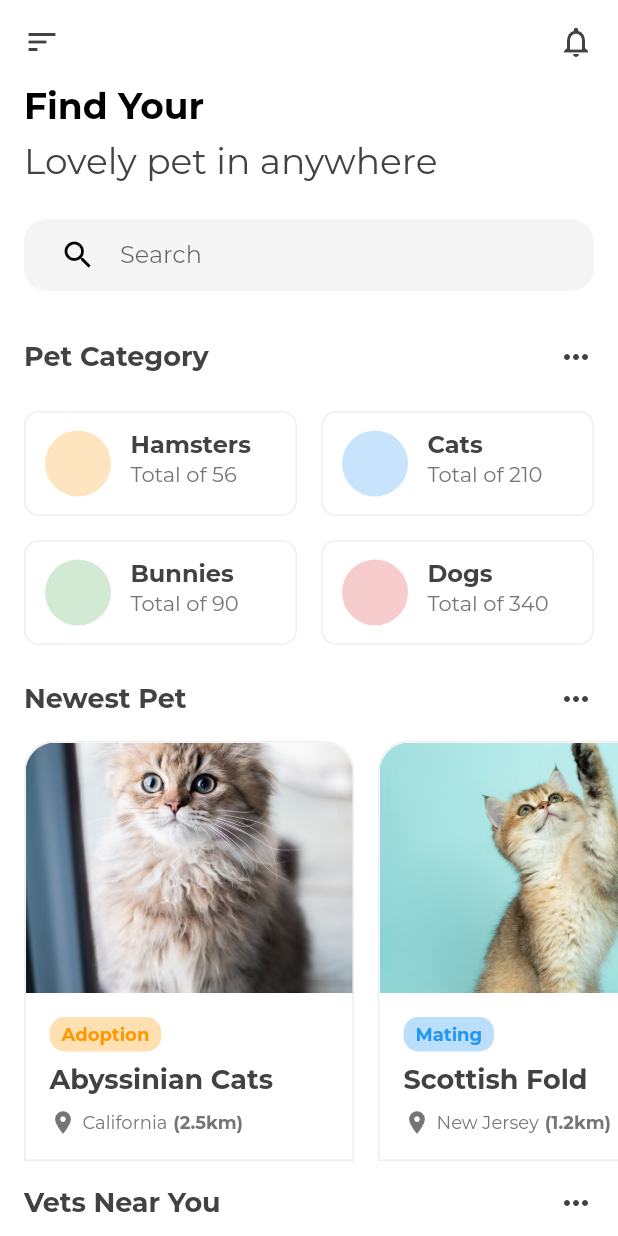
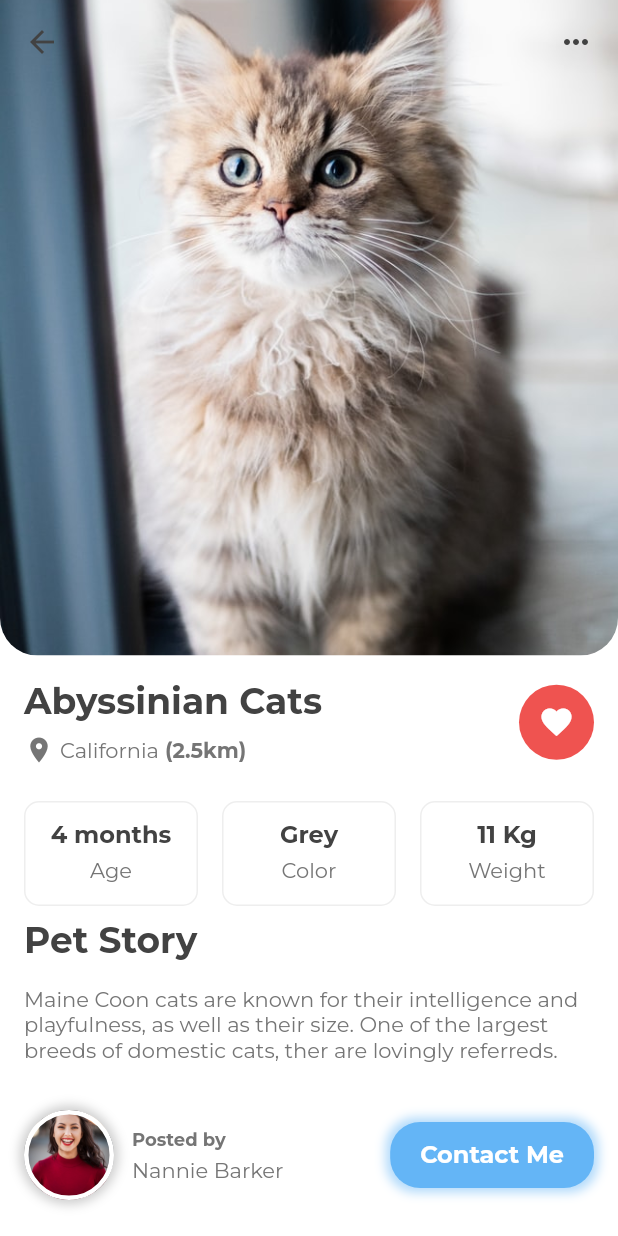
Before and after one commit to gerfagerfa/pet_finder, a Flutter app: the screen it shows after launch, after a tap on "Adoption", on a phone screen of 412 x 824 dp. Run offline on Flutter 3.47's test engine with Material 2 defaults, Android fonts, the phone set to English and light mode, and no system bars; our stand-ins replace google_fonts.

Commit message:
pet detail finished

```diff
--- a/lib/category_list.dart
+++ b/lib/category_list.dart
@@ -53,7 +53,7 @@ class _CategoryListState extends State<CategoryList> {
           Padding(
             padding: EdgeInsets.only(right: 16, left: 16, top: 16, bottom: 32),
             child: Row(
-              mainAxisAlignment: MainAxisAlignment.spaceEvenly,
+              mainAxisAlignment: MainAxisAlignment.spaceBetween,
               children: [
 
                 buildFilter("Mating", false),
@@ -72,16 +72,10 @@ class _CategoryListState extends State<CategoryList> {
                 childAspectRatio: 1 / 1.55,
                 crossAxisCount: 2,
                 crossAxisSpacing: 15,
-                mainAxisSpacing: 15,
                 children: getPetList().map((item) {
-                  return GestureDetector(
-                    onTap: () {
-                      /* Navigator.push(
-                        context,
-                        MaterialPageRoute(builder: (context) => PetDetail(pet: item)),
-                      ); */
-                    },
-                    child: buildPet(item, null)
+                  return PetWidget(
+                    pet: item,
+                    index: null,
                   );
                 }).toList(),
               ),
@@ -104,6 +98,14 @@ class _CategoryListState extends State<CategoryList> {
           width: 1,
           color: selected ? Colors.transparent : Colors.grey[300],
         ),
+        boxShadow: [
+          BoxShadow(
+            color: selected ? Colors.blue[300].withOpacity(0.5) : Colors.white,
+            spreadRadius: 3,
+            blurRadius: 5,
+            offset: Offset(0, 0),
+          ),
+        ],
         color: selected ? Colors.blue[300] : Colors.white,
       ),
       child: Row(
--- a/lib/data.dart
+++ b/lib/data.dart
@@ -23,7 +23,7 @@ List<Pet> getPetList(){
         "assets/images/cats/cat_0_1.jpg",
         "assets/images/cats/cat_0_2.jpg",
       ],
-      false,
+      true,
     ),
     Pet(
       "Scottish Fold",
@@ -54,7 +54,7 @@ List<Pet> getPetList(){
       [
         "assets/images/cats/cat_3_0.jpg",
       ],
-      false,
+      true,
     ),
     Pet(
       "American Shorthair",
@@ -64,7 +64,7 @@ List<Pet> getPetList(){
       [
         "assets/images/cats/cat_4_0.jpg",
       ],
-      false,
+      true,
     ),
     Pet(
       "British Shorthair",
--- /dev/null
+++ b/lib/pet_detail.dart
@@ -0,0 +1,331 @@
+import 'package:flutter/material.dart';
+import 'package:pet_finder/data.dart';
+import 'package:pet_finder/user_avatar.dart';
+
+class PetDetail extends StatelessWidget {
+
+  final Pet pet;
+
+  PetDetail({@required this.pet});
+
+  @override
+  Widget build(BuildContext context) {
+    return Scaffold(
+      backgroundColor: Colors.white,
+      extendBodyBehindAppBar: true,
+      appBar: AppBar(
+        backgroundColor: Colors.transparent,
+        elevation: 0,
+        leading: GestureDetector(
+          onTap: () {
+            Navigator.pop(context);
+          },
+          child: Icon(
+            Icons.arrow_back,
+            color: Colors.grey[800],
+          ),
+        ),
+        actions: [
+          Padding(
+            padding: EdgeInsets.only(right: 16),
+            child: Icon(
+              Icons.more_horiz,
+              color: Colors.grey[800],
+            ),
+          ),
+        ],
+      ),
+      body: Column(
+        crossAxisAlignment: CrossAxisAlignment.stretch,
+        children: [
+
+          Expanded(
+            child: Stack(
+              children: [
+
+                Hero(
+                  tag: pet.images[0],
+                  child: Container(
+                    decoration: BoxDecoration(
+                      image: DecorationImage(
+                        image: AssetImage(pet.images[0]),
+                        fit: BoxFit.cover,
+                      ),
+                      borderRadius: BorderRadius.only(
+                        bottomLeft: Radius.circular(25),
+                        bottomRight: Radius.circular(25),
+                      ),
+                    ),
+                  ),
+                ),
+
+              ],
+            ),
+          ),
+
+          Container(
+            color: Colors.white,
+            child: Column(
+              crossAxisAlignment: CrossAxisAlignment.start,
+              children: [
+
+                Padding(
+                  padding: EdgeInsets.all(16),
+                  child: Row(
+                    mainAxisAlignment: MainAxisAlignment.spaceBetween,
+                    children: [
+
+                      Column(
+                        crossAxisAlignment: CrossAxisAlignment.start,
+                        children: [
+
+                          Text(
+                            pet.name,
+                            style: TextStyle(
+                              color: Colors.grey[800],
+                              fontWeight: FontWeight.bold,
+                              fontSize: 24,
+                            ),
+                          ),
+
+                          SizedBox(
+                            height: 8,
+                          ),
+
+                          Row(
+                            children: [
+
+                              Icon(
+                                Icons.location_on,
+                                color: Colors.grey[600],
+                                size: 20,
+                              ),
+
+                              SizedBox(
+                                width: 4,
+                              ),
+
+                              Text(
+                                pet.location,
+                                style: TextStyle(
+                                  color: Colors.grey[600],
+                                  fontSize: 14,
+                                ),
+                              ),
+
+                              SizedBox(
+                                width: 4,
+                              ),
+
+                              Text(
+                                "(" + pet.distance + "km)",
+                                style: TextStyle(
+                                  color: Colors.grey[600],
+                                  fontSize: 14,
+                                  fontWeight: FontWeight.bold,
+                                ),
+                              ),
+
+                            ],
+                          ),
+
+                        ],
+                      ),
+
+                      Container(
+                        height: 50,
+                        width: 50,
+                        decoration: BoxDecoration(
+                          shape: BoxShape.circle,
+                          color: pet.favorite ? Colors.red[400] : Colors.white,
+                        ),
+                        child: Icon(
+                          Icons.favorite,
+                          size: 24,
+                          color: pet.favorite ? Colors.white : Colors.grey[300],
+                        ),
+                      ),
+
+                    ],
+                  ),
+                ),
+
+                Padding(
+                  padding: EdgeInsets.all(8),
+                  child: Row(
+                    children: [
+
+                      buildPetFeature("4 months", "Age"),
+                      buildPetFeature("Grey", "Color"),
+                      buildPetFeature("11 Kg", "Weight"),
+
+                    ],
+                  ),
+                ),
+
+                Padding(
+                  padding: EdgeInsets.symmetric(horizontal: 16),
+                  child: Text(
+                    "Pet Story",
+                    style: TextStyle(
+                      color: Colors.grey[800],
+                      fontWeight: FontWeight.bold,
+                      fontSize: 24,
+                    ),
+                  ),
+                ),
+
+                SizedBox(
+                  height: 16,
+                ),
+
+                Padding(
+                  padding: EdgeInsets.symmetric(horizontal: 16),
+                  child: Text(
+                    "Maine Coon cats are known for their intelligence and playfulness, as well as their size. One of the largest breeds of domestic cats, ther are lovingly referreds.",
+                    style: TextStyle(
+                      color: Colors.grey[600],
+                      fontSize: 14,
+                    ),
+                  ),
+                ),
+
+                SizedBox(
+                  height: 16,
+                ),
+
+                Padding(
+                  padding: EdgeInsets.only(right: 16, left: 16, top: 16, bottom: 24),
+                  child: Row(
+                    mainAxisAlignment: MainAxisAlignment.spaceBetween,
+                    children: [
+
+                      Row(
+                        children: [
+
+                          UserAvatar(),
+
+                          SizedBox(
+                            width: 12,
+                          ),
+
+                          Column(
+                            crossAxisAlignment: CrossAxisAlignment.start,
+                            children: [
+
+                              Text(
+                                "Posted by",
+                                style: TextStyle(
+                                  color: Colors.grey[600],
+                                  fontSize: 12,
+                                  fontWeight: FontWeight.bold,
+                                ),
+                              ),
+
+                              SizedBox(
+                                height: 4,
+                              ),
+
+                              Text(
+                                "Nannie Barker",
+                                style: TextStyle(
+                                  color: Colors.grey[600],
+                                  fontSize: 14,
+                                ),
+                              ),
+
+                            ],
+                          ),
+
+                        ],
+                      ),
+
+                      Container(
+                        padding: EdgeInsets.symmetric(vertical: 12, horizontal: 20),
+                        decoration: BoxDecoration(
+                          borderRadius: BorderRadius.all(
+                            Radius.circular(20),
+                          ),
+                          boxShadow: [
+                            BoxShadow(
+                              color: Colors.blue[300].withOpacity(0.5),
+                              spreadRadius: 3,
+                              blurRadius: 5,
+                              offset: Offset(0, 0),
+                            ),
+                          ],
+                          color: Colors.blue[300],
+                        ),
+                        child: Row(
+                          children: [
+                            Text(
+                              "Contact Me",
+                              style: TextStyle(
+                                fontSize: 16,
+                                fontWeight: FontWeight.bold,
+                                color: Colors.white,
+                              ),
+                            ),
+                          ],
+                        ),
+                      ),
+
+                    ],
+                  ),
+                ),
+
+              ],
+            ),
+          ),
+
+        ],
+      ),
+    );
+  }
+
+  buildPetFeature(String value, String feature){
+    return Expanded(
+      child: Container(
+        height: 70,
+        padding: EdgeInsets.all(12),
+        margin: EdgeInsets.symmetric(horizontal: 8),
+        decoration: BoxDecoration(
+          border: Border.all(
+            color: Colors.grey[200],
+            width: 1,
+          ),
+          borderRadius: BorderRadius.all(
+            Radius.circular(10),
+          ),
+        ),
+        child: Column(
+          children: [
+
+            Text(
+              value,
+              style: TextStyle(
+                color: Colors.grey[800],
+                fontSize: 16,
+                fontWeight: FontWeight.bold,
+              ),
+            ),
+
+            SizedBox(
+              height: 4,
+            ),
+
+            Text(
+              feature,
+              style: TextStyle(
+                color: Colors.grey[600],
+                fontSize: 14,
+              ),
+            ),
+
+          ],
+        ),
+      ),
+    );
+  }
+
+}
--- a/lib/pet_widget.dart
+++ b/lib/pet_widget.dart
@@ -1,8 +1,24 @@
 import 'package:flutter/material.dart';
 import 'package:pet_finder/data.dart';
+import 'package:pet_finder/pet_detail.dart';
 
-Widget buildPet(Pet pet, int index){
-  return Container(
+class PetWidget extends StatelessWidget {
+
+  final Pet pet;
+  final int index;
+
+  PetWidget({@required this.pet, @required this.index});
+
+  @override
+  Widget build(BuildContext context) {
+    return GestureDetector(
+      onTap: () {
+        Navigator.push(
+          context,
+          MaterialPageRoute(builder: (context) => PetDetail(pet: pet)),
+        );
+      },
+      child: Container(
         decoration: BoxDecoration(
           color: Colors.white,
           borderRadius: BorderRadius.only(
@@ -14,13 +30,18 @@ Widget buildPet(Pet pet, int index){
             width: 1,
           ),
         ),
-    margin: EdgeInsets.only(right: index != null ? 16 : 0, left: index == 0 ? 16 : 0),
+        margin: EdgeInsets.only(right: index != null ? 16 : 0, left: index == 0 ? 16 : 0, bottom: 16),
         width: 220,
         child: Column(
           crossAxisAlignment: CrossAxisAlignment.stretch,
           children: <Widget>[
 
             Expanded(
+              child: Stack(
+                children: [
+
+                  Hero(
+                    tag: pet.images[0],
                     child: Container(
                       decoration: BoxDecoration(
                         image: DecorationImage(
@@ -32,6 +53,30 @@ Widget buildPet(Pet pet, int index){
                           topRight: Radius.circular(20),
                         ),
                       ),
+                    ),
+                  ),
+
+                  Align(
+                    alignment: Alignment.topRight,
+                    child: Padding(
+                      padding: EdgeInsets.all(12),
+                      child: Container(
+                        height: 30,
+                        width: 30,
+                        decoration: BoxDecoration(
+                          shape: BoxShape.circle,
+                          color: pet.favorite ? Colors.red[400] : Colors.white,
+                        ),
+                        child: Icon(
+                          Icons.favorite,
+                          size: 16,
+                          color: pet.favorite ? Colors.white : Colors.grey[300],
+                        ),
+                      ),
+                    ),
+                  ),
+
+                ],
               ),
             ),
 
@@ -119,5 +164,7 @@ Widget buildPet(Pet pet, int index){
 
           ],
         ),
+      ),
     );
   }
+}
--- a/lib/principal.dart
+++ b/lib/principal.dart
@@ -2,6 +2,7 @@ import 'package:flutter/material.dart';
 import 'package:pet_finder/data.dart';
 import 'package:pet_finder/pet_widget.dart';
 import 'package:pet_finder/category_list.dart';
+import 'package:pet_finder/user_avatar.dart';
 
 class Principal extends StatefulWidget {
   @override
@@ -170,7 +171,7 @@ class _PrincipalState extends State<Principal> {
             ),
 
             Padding(
-              padding: EdgeInsets.all(16),
+              padding: EdgeInsets.only(right: 16, left: 16, bottom: 16),
               child: Row(
                 mainAxisAlignment: MainAxisAlignment.spaceBetween,
                 children: [
@@ -198,8 +199,8 @@ class _PrincipalState extends State<Principal> {
               child: PageView(
                 physics: BouncingScrollPhysics(),
                 children: [
-                  buildVet("assets/images/vets/vet_0.png", "Animal Emergency", "(369) 133-8956"),
-                  buildVet("assets/images/vets/vet_1.png", "Artemis Veterinary", "(706) 722-9159"),
+                  buildVet("assets/images/vets/vet_0.png", "Animal Emergency Hospital", "(369) 133-8956"),
+                  buildVet("assets/images/vets/vet_1.png", "Artemis Veterinary Center", "(706) 722-9159"),
                   buildVet("assets/images/vets/vet_2.png", "Big Lake Vet Hospital", "(598) 4986-9532"),
                   buildVet("assets/images/vets/vet_3.png", "Veterinary Medical Center", "(33) 8974-559-555"),
                 ],
@@ -222,7 +223,7 @@ class _PrincipalState extends State<Principal> {
           );
         },
         child: Container(
-          height: 70,
+          height: 80,
           padding: EdgeInsets.all(12),
           margin: EdgeInsets.all(8),
           decoration: BoxDecoration(
@@ -238,11 +239,21 @@ class _PrincipalState extends State<Principal> {
             children: [
 
               Container(
-                height: 46,
-                width: 46,
+                height: 56,
+                width: 56,
                 decoration: BoxDecoration(
                   shape: BoxShape.circle,
                   color: color.withOpacity(0.5),
+                ),
+                child: Center(
+                  child: SizedBox(
+                    height: 30,
+                    width: 30,
+                    child: Image.asset(
+                      "assets/images/" + (category == Category.HAMSTER ? "hamster" : category == Category.CAT ? "cat" : category == Category.BUNNY ? "bunny" : "dog") + ".png",
+                      fit: BoxFit.fitHeight,
+                    ),
+                  ),
                 ),
               ),
 
@@ -252,6 +263,7 @@ class _PrincipalState extends State<Principal> {
 
               Column(
                 crossAxisAlignment: CrossAxisAlignment.start,
+                mainAxisAlignment: MainAxisAlignment.center,
                 children: [
 
                   Text(
@@ -285,14 +297,9 @@ class _PrincipalState extends State<Principal> {
     List<Widget> list = [];
     for (var i = 0; i < pets.length; i++) {
       list.add(
-        GestureDetector(
-          onTap: () {
-            /* Navigator.push(
-              context,
-              MaterialPageRoute(builder: (context) => PetDetail(pet: pets[i])),
-            ); */
-          },
-          child: buildPet(pets[i], i)
+        PetWidget(
+          pet: pets[i],
+          index: i
         )
       );
     }
@@ -339,7 +346,7 @@ class _PrincipalState extends State<Principal> {
                 name,
                 style: TextStyle(
                   color: Colors.grey[800],
-                  fontSize: 18,
+                  fontSize: 12,
                   fontWeight: FontWeight.bold,
                 ),
               ),
@@ -354,6 +361,7 @@ class _PrincipalState extends State<Principal> {
                   Icon(
                     Icons.phone,
                     color: Colors.grey[800],
+                    size: 18,
                   ),
 
                   SizedBox(
@@ -364,12 +372,34 @@ class _PrincipalState extends State<Principal> {
                     phone,
                     style: TextStyle(
                       color: Colors.grey[800],
-                      fontSize: 16,
+                      fontSize: 14,
                       fontWeight: FontWeight.bold,
                     ),
                   ),
 
                 ],
+              ),
+
+              SizedBox(
+                height: 8,
+              ),
+
+              Container(
+                decoration: BoxDecoration(
+                  color: Colors.green[100],
+                  borderRadius: BorderRadius.all(
+                    Radius.circular(10),
+                  ),
+                ),
+                padding: EdgeInsets.symmetric(horizontal: 8, vertical: 4),
+                child: Text(
+                  "OPEN - 24/7",
+                  style: TextStyle(
+                    color: Colors.green,
+                    fontWeight: FontWeight.bold,
+                    fontSize: 12,
+                  ),
+                ),
               ),
 
             ],
--- /dev/null
+++ b/lib/user_avatar.dart
@@ -0,0 +1,31 @@
+import 'package:flutter/material.dart';
+
+class UserAvatar extends StatelessWidget {
+  @override
+  Widget build(BuildContext context) {
+    return Container(
+      height: 60,
+      width: 60,
+      decoration: BoxDecoration(
+        color: Colors.white,
+        shape: BoxShape.circle,
+        border: Border.all(
+          width: 3,
+          color: Colors.white,
+        ),
+        image: DecorationImage(
+          image: AssetImage("assets/images/user_avatar.jpg"),
+          fit: BoxFit.cover,
+        ),
+        boxShadow: [
+          BoxShadow(
+            color: Colors.grey.withOpacity(0.5),
+            spreadRadius: 3,
+            blurRadius: 5,
+            offset: Offset(0, 0),
+          ),
+        ],
+      ),
+    );
+  }
+}
--- a/pubspec.yaml
+++ b/pubspec.yaml
@@ -47,6 +47,7 @@ flutter:
 
   # To add assets to your application, add an assets section, like this:
   assets:
+    - assets/images/
     - assets/images/vets/
     - assets/images/cats/
 
```
Also changed, not shown: assets/images/bunny.png (added), assets/images/cat.png (added), assets/images/dog.png (added), assets/images/hamster.png (added), assets/images/user_avatar.jpg (added). Lines whose indentation alone changed are shown as unchanged.
